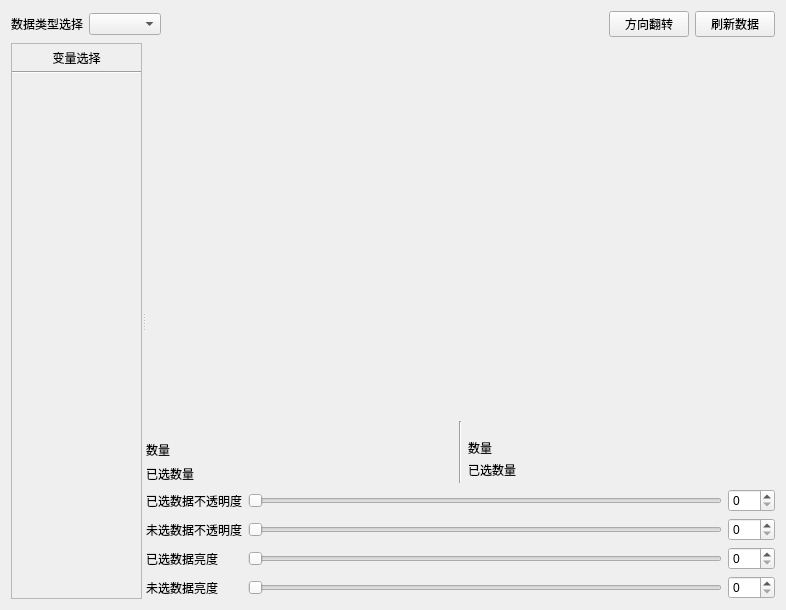
The window that Qt/Resources/UI/igQtVariableDensityWidget.ui (hu-shuhan/editOpeniGame) describes before a commit, drawn with Qt 5.
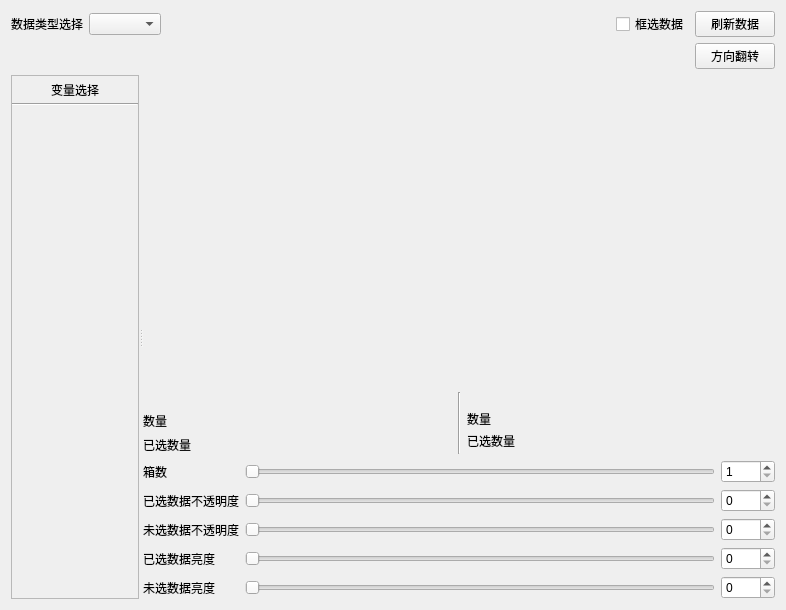
The same window after the commit.

Commit message: complete rect select of VariableCorrelation,VariableDensity,DataChange

```diff
--- a/Qt/Resources/UI/igQtVariableDensityWidget.ui
+++ b/Qt/Resources/UI/igQtVariableDensityWidget.ui
@@ -15,18 +15,22 @@
   </property>
   <layout class="QVBoxLayout" name="verticalLayout">
    <item>
-    <layout class="QHBoxLayout" name="horizontalLayout">
-     <item>
+    <layout class="QGridLayout" name="gridLayout">
+     <item row="0" column="0">
       <widget class="QLabel" name="label_10">
        <property name="text">
         <string>数据类型选择</string>
        </property>
       </widget>
      </item>
-     <item>
-      <widget class="QComboBox" name="dataTypeChoose"/>
+     <item row="0" column="4">
+      <widget class="QPushButton" name="refreshData">
+       <property name="text">
+        <string>刷新数据</string>
+       </property>
+      </widget>
      </item>
-     <item>
+     <item row="0" column="2">
       <spacer name="horizontalSpacer">
        <property name="orientation">
         <enum>Qt::Horizontal</enum>
@@ -39,17 +43,20 @@
        </property>
       </spacer>
      </item>
-     <item>
+     <item row="0" column="1">
+      <widget class="QComboBox" name="dataTypeChoose"/>
+     </item>
+     <item row="1" column="4">
       <widget class="QPushButton" name="flipDirection">
        <property name="text">
         <string>方向翻转</string>
        </property>
       </widget>
      </item>
-     <item>
-      <widget class="QPushButton" name="refreshData">
+     <item row="0" column="3">
+      <widget class="QCheckBox" name="rangeChoose">
        <property name="text">
-        <string>刷新数据</string>
+        <string>框选数据</string>
        </property>
       </widget>
      </item>
@@ -90,8 +97,8 @@
         <rect>
          <x>0</x>
          <y>0</y>
-         <width>142</width>
-         <height>554</height>
+         <width>138</width>
+         <height>520</height>
         </rect>
        </property>
        <layout class="QVBoxLayout" name="verticalLayout_6">
@@ -190,7 +197,6 @@
            <verstretch>0</verstretch>
           </sizepolicy>
          </property>
-         <layout class="QVBoxLayout" name="verticalLayout_4"/>
         </widget>
        </item>
        <item>
@@ -304,14 +310,21 @@
        </item>
        <item>
         <layout class="QGridLayout" name="gridLayout_2">
-         <item row="2" column="0">
+         <item row="3" column="0">
           <widget class="QLabel" name="label_7">
            <property name="text">
             <string>未选数据不透明度</string>
            </property>
           </widget>
          </item>
-         <item row="1" column="1">
+         <item row="5" column="0">
+          <widget class="QLabel" name="label_9">
+           <property name="text">
+            <string>未选数据亮度</string>
+           </property>
+          </widget>
+         </item>
+         <item row="2" column="1">
           <widget class="QSlider" name="choosedAlphaSlider">
            <property name="sizePolicy">
             <sizepolicy hsizetype="Expanding" vsizetype="Fixed">
@@ -327,46 +340,60 @@
            </property>
           </widget>
          </item>
-         <item row="1" column="0">
+         <item row="5" column="1">
+          <widget class="QSlider" name="unChoosedLightSlider">
+           <property name="maximum">
+            <number>255</number>
+           </property>
+           <property name="orientation">
+            <enum>Qt::Horizontal</enum>
+           </property>
+          </widget>
+         </item>
+         <item row="2" column="0">
           <widget class="QLabel" name="label_6">
            <property name="text">
             <string>已选数据不透明度</string>
            </property>
           </widget>
          </item>
-         <item row="1" column="2">
-          <widget class="QSpinBox" name="choosedAlphaSpinBox">
+         <item row="3" column="2">
+          <widget class="QSpinBox" name="unChoosedAlphaSpinBox">
            <property name="maximum">
             <number>255</number>
            </property>
           </widget>
          </item>
-         <item row="3" column="0">
+         <item row="4" column="0">
           <widget class="QLabel" name="label_8">
            <property name="text">
             <string>已选数据亮度</string>
            </property>
           </widget>
          </item>
-         <item row="4" column="0">
-          <widget class="QLabel" name="label_9">
+         <item row="2" column="2">
+          <widget class="QSpinBox" name="choosedAlphaSpinBox">
+           <property name="maximum">
+            <number>255</number>
+           </property>
+          </widget>
+         </item>
+         <item row="5" column="2">
+          <widget class="QSpinBox" name="unChoosedLightSpinBox">
+           <property name="maximum">
+            <number>255</number>
+           </property>
+          </widget>
+         </item>
+         <item row="1" column="0">
+          <widget class="QLabel" name="label_4">
            <property name="text">
-            <string>未选数据亮度</string>
-           </property>
-          </widget>
-         </item>
-         <item row="2" column="1">
-          <widget class="QSlider" name="unChoosedAlphaSlider">
-           <property name="maximum">
-            <number>255</number>
-           </property>
-           <property name="orientation">
-            <enum>Qt::Horizontal</enum>
+            <string>箱数</string>
            </property>
           </widget>
          </item>
          <item row="3" column="1">
-          <widget class="QSlider" name="choosedLightSlider">
+          <widget class="QSlider" name="unChoosedAlphaSlider">
            <property name="maximum">
             <number>255</number>
            </property>
@@ -376,7 +403,7 @@
           </widget>
          </item>
          <item row="4" column="1">
-          <widget class="QSlider" name="unChoosedLightSlider">
+          <widget class="QSlider" name="choosedLightSlider">
            <property name="maximum">
             <number>255</number>
            </property>
@@ -385,27 +412,36 @@
            </property>
           </widget>
          </item>
-         <item row="2" column="2">
-          <widget class="QSpinBox" name="unChoosedAlphaSpinBox">
-           <property name="maximum">
-            <number>255</number>
-           </property>
-          </widget>
-         </item>
-         <item row="3" column="2">
-          <widget class="QSpinBox" name="choosedLightSpinBox">
-           <property name="maximum">
-            <number>255</number>
-           </property>
-          </widget>
-         </item>
          <item row="4" column="2">
-          <widget class="QSpinBox" name="unChoosedLightSpinBox">
+          <widget class="QSpinBox" name="choosedLightSpinBox">
            <property name="maximum">
             <number>255</number>
            </property>
           </widget>
          </item>
+         <item row="1" column="1">
+          <widget class="QSlider" name="boxNumSlider">
+           <property name="minimum">
+            <number>1</number>
+           </property>
+           <property name="maximum">
+            <number>1000</number>
+           </property>
+           <property name="orientation">
+            <enum>Qt::Horizontal</enum>
+           </property>
+          </widget>
+         </item>
+         <item row="1" column="2">
+          <widget class="QSpinBox" name="boxNumSpinBox">
+           <property name="minimum">
+            <number>1</number>
+           </property>
+           <property name="maximum">
+            <number>1000</number>
+           </property>
+          </widget>
+         </item>
         </layout>
        </item>
       </layout>
```
The commit also changes 16 other files.
